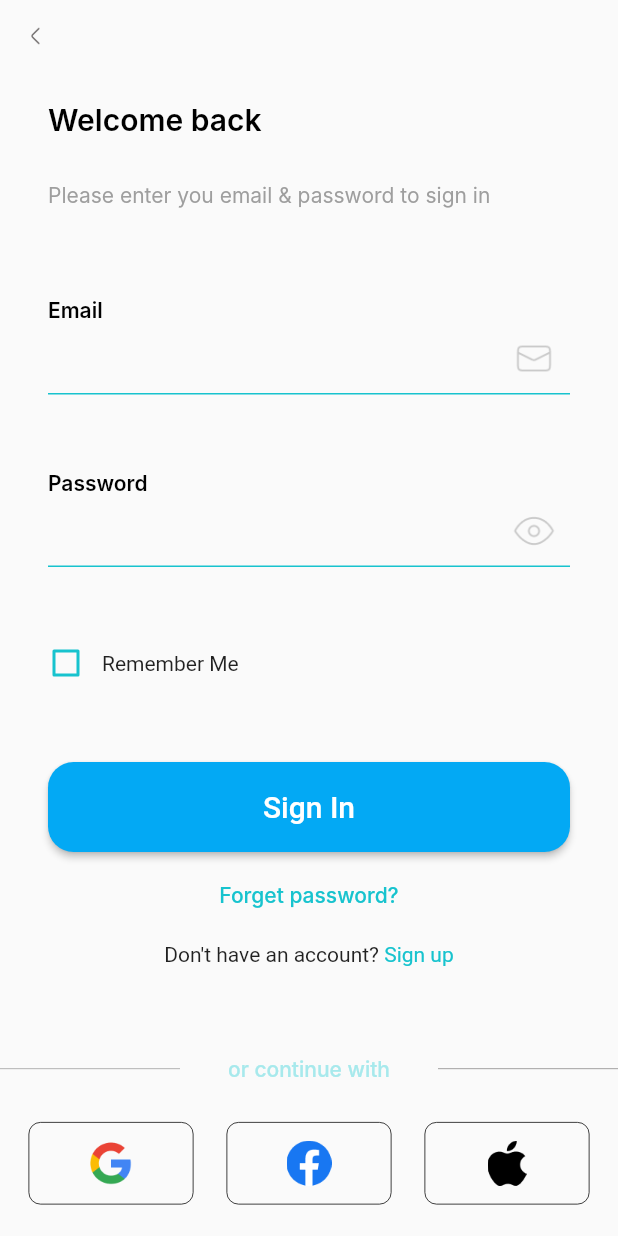
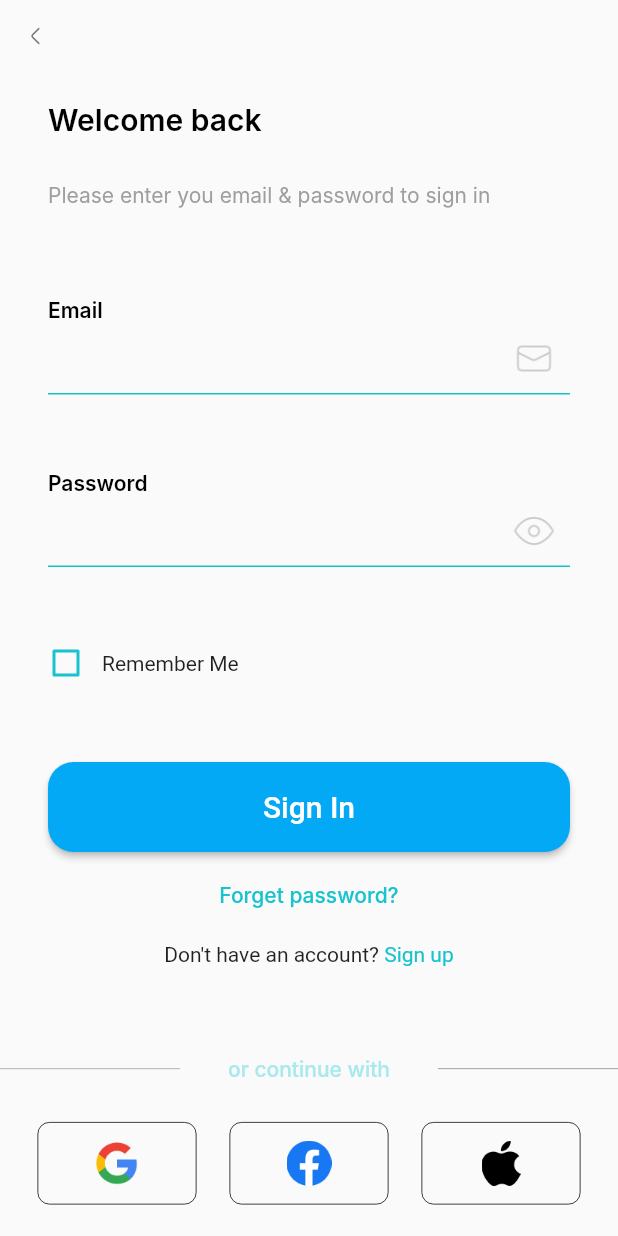
Before and after one commit to sunboy130/flutter_chat, a Flutter app: the RegisterPage screen opened directly, on a phone screen of 412 x 824 dp. Run offline on Flutter 3.47's test engine with Material 2 defaults, Android fonts, the phone set to English and light mode, and no system bars; our stand-ins replace flutter_easyloading; Roboto replaces fonts that are missing (Inter).

Commit message:
适配三方按钮

```diff
--- a/chat_demo/lib/sign_up.dart
+++ b/chat_demo/lib/sign_up.dart
@@ -49,6 +49,7 @@ class _RegisterPageState extends State<RegisterPage> {
                 continueWidget(),
                 SizedBox(height: 27),
                 otherLoginWidget(),
+                SizedBox(height: 40),
               ],
             ),
         ),
@@ -316,12 +317,89 @@ Widget continueWidget(){
     );
 }
 
-Widget otherLoginWidget(){
+// Widget otherLoginWidget() {
+//   return Row(
+//     children: [
+//       SizedBox(width: 25), // 左边距离屏幕
+//       Flexible(
+//         flex: 1,
+//         child: Container(
+//           height: 55,
+//           child: OutlinedButton(
+//             onPressed: () {
+//               // 处理按钮点击事件
+//               print("Button Clicked");
+//             },
+//             style: OutlinedButton.styleFrom(
+//               side: BorderSide(
+//                 color: Colors.black, // 边框颜色
+//                 width: 0.5, // 边框宽度
+//               ),
+//               shape: RoundedRectangleBorder(
+//                 borderRadius: BorderRadius.circular(8), // 圆角半径
+//               ),
+//             ),
+//             child: Image.asset("assets/images/Google.png", width: 30, height: 30),
+//           ),
+//         ),
+//       ),
+//       SizedBox(width: 22), // 按钮之间的间距是22
+//       Flexible(
+//         flex: 1,
+//         child: Container(
+//           height: 55,
+//           child: OutlinedButton(
+//             onPressed: () {
+//               // 处理按钮点击事件
+//               print("Button Clicked");
+//             },
+//             style: OutlinedButton.styleFrom(
+//               side: BorderSide(
+//                 color: Colors.black, // 边框颜色
+//                 width: 0.5, // 边框宽度
+//               ),
+//               shape: RoundedRectangleBorder(
+//                 borderRadius: BorderRadius.circular(8), // 圆角半径
+//               ),
+//             ),
+//             child: Image.asset("assets/images/Facebook.png", width: 30, height: 30),
+//           ),
+//         ),
+//       ),
+//       SizedBox(width: 22), // 按钮之间的间距是22
+//       Flexible(
+//         flex: 1,
+//         child: Container(
+//           height: 55,
+//           child: OutlinedButton(
+//             onPressed: () {
+//               // 处理按钮点击事件
+//               print("Button Clicked");
+//             },
+//             style: OutlinedButton.styleFrom(
+//               side: BorderSide(
+//                 color: Colors.black, // 边框颜色
+//                 width: 0.5, // 边框宽度
+//               ),
+//               shape: RoundedRectangleBorder(
+//                 borderRadius: BorderRadius.circular(8), // 圆角半径
+//               ),
+//             ),
+//             child: Image.asset("assets/images/Apple.png", width: 30, height: 30),
+//           ),
+//         ),
+//       ),
+//       SizedBox(width: 25), // 右边距离屏幕
+//     ],
+//   );
+// }
+
+Widget otherLoginWidget() {
   return Row(
-    mainAxisAlignment: MainAxisAlignment.center,
     children: [
-      Container(
-        width: 110,
+      SizedBox(width: 25), // 左边距离屏幕
+      Expanded(
+        child: Container(
           height: 55,
           child: OutlinedButton(
             onPressed: () {
@@ -338,12 +416,12 @@ Widget otherLoginWidget(){
               ),
             ),
             child: Image.asset("assets/images/Google.png", width: 30, height: 30),
-
           ),
         ),
-      SizedBox(width: 22),
-      Container(
-        width: 110,
+      ),
+      SizedBox(width: 22), // 按钮之间的间距是22
+      Expanded(
+        child: Container(
           height: 55,
           child: OutlinedButton(
             onPressed: () {
@@ -360,12 +438,12 @@ Widget otherLoginWidget(){
               ),
             ),
             child: Image.asset("assets/images/Facebook.png", width: 30, height: 30),
-
           ),
         ),
-      SizedBox(width: 22),
-      Container(
-        width: 110,
+      ),
+      SizedBox(width: 22), // 按钮之间的间距是22
+      Expanded(
+        child: Container(
           height: 55,
           child: OutlinedButton(
             onPressed: () {
@@ -382,9 +460,10 @@ Widget otherLoginWidget(){
               ),
             ),
             child: Image.asset("assets/images/Apple.png", width: 30, height: 30),
-
           ),
         ),
+      ),
+      SizedBox(width: 25), // 右边距离屏幕
     ],
   );
 }
```
Lines whose indentation alone changed are shown as unchanged.
